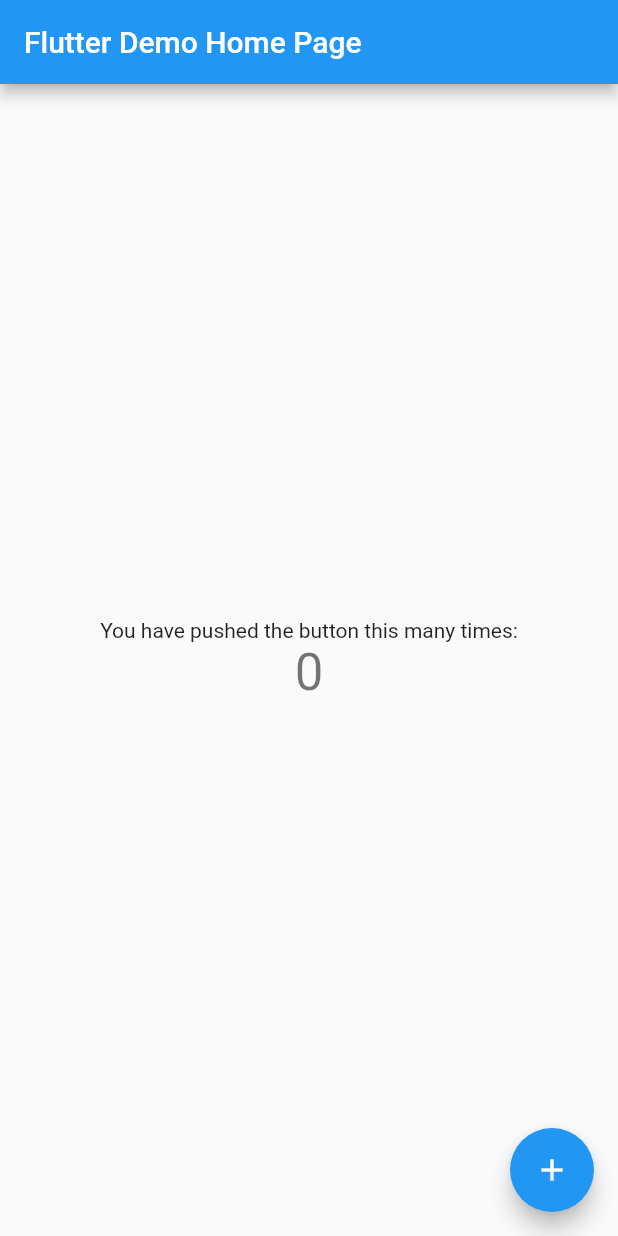
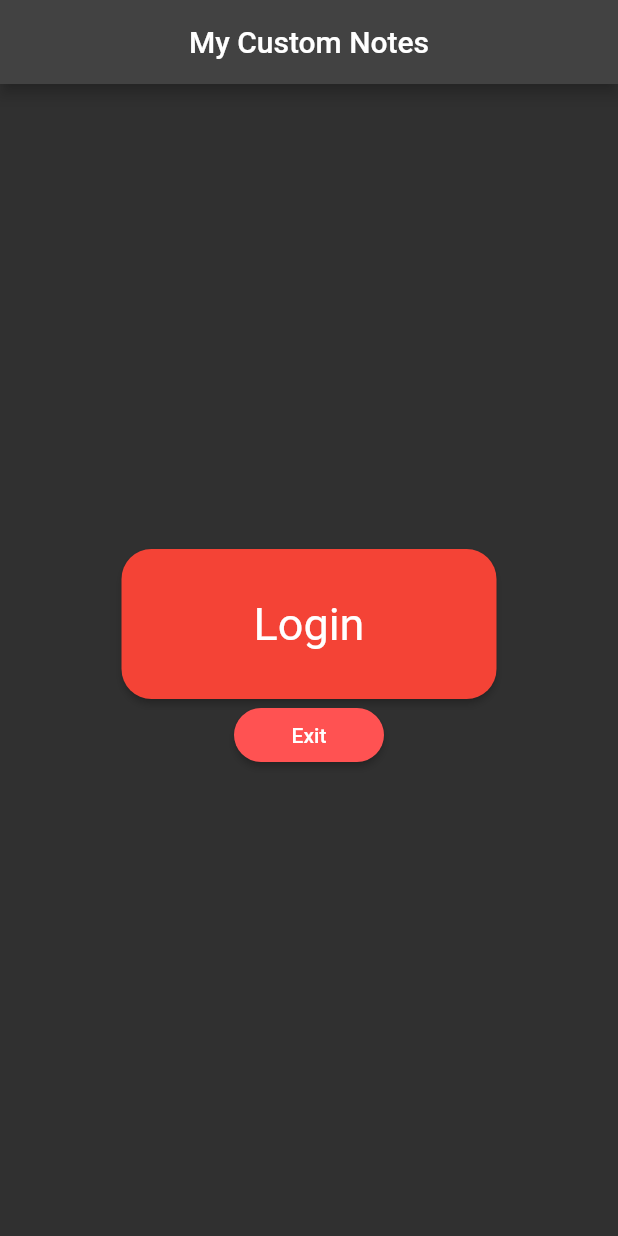
Before and after one commit to nicolas-ferrada/mycustomnotes_website, a Flutter app: the screen it shows after launch, on a phone screen of 412 x 824 dp. Run offline on Flutter 3.47's test engine with Material 2 defaults, Android fonts, the phone set to English and light mode, and no system bars.

Commit message:
ui update

```diff
--- /dev/null
+++ b/lib/UI/base_ui.dart
@@ -0,0 +1,16 @@
+import 'package:flutter/material.dart';
+import 'package:mycustomnotes/UI/pages/main_page.dart';
+
+class BaseUI extends StatelessWidget {
+  const BaseUI({super.key});
+
+  @override
+  Widget build(BuildContext context) {
+    return MaterialApp(
+      debugShowCheckedModeBanner: false,
+      title: 'My custom notes title',
+      theme: ThemeData.dark(),
+      home: const MainPage(),
+    );
+  }
+}
--- /dev/null
+++ b/lib/UI/pages/main_page.dart
@@ -0,0 +1,46 @@
+import 'package:flutter/material.dart';
+
+class MainPage extends StatelessWidget {
+  const MainPage({super.key});
+
+  @override
+  Widget build(BuildContext context) {
+    return Scaffold(
+      appBar: AppBar(
+        centerTitle: true,
+        title: const Text('My Custom Notes'),
+      ),
+      body: Center(
+        child: Column(
+          mainAxisAlignment: MainAxisAlignment.center,
+          children: [
+            ElevatedButton(
+              style: ElevatedButton.styleFrom(
+                textStyle: const TextStyle(fontSize: 30),
+                backgroundColor: Colors.red,
+                minimumSize: const Size(250, 100),
+                shape: RoundedRectangleBorder(
+                  borderRadius: BorderRadius.circular(20),
+                ),
+                padding: const EdgeInsets.all(10),
+              ),
+              onPressed: () {},
+              child: const Text('Login'),
+            ),
+            ElevatedButton(
+              style: ElevatedButton.styleFrom(
+                  backgroundColor: Colors.redAccent,
+                  minimumSize: const Size(100, 25),
+                  shape: RoundedRectangleBorder(
+                    borderRadius: BorderRadius.circular(20),
+                  ),
+                  padding: const EdgeInsets.all(10)),
+              onPressed: () {},
+              child: const Text('Exit'),
+            ),
+          ],
+        ),
+      ),
+    );
+  }
+}
--- a/lib/main.dart
+++ b/lib/main.dart
@@ -1,67 +1,6 @@
 import 'package:flutter/material.dart';
+import 'package:mycustomnotes/UI/base_ui.dart';
 
 void main() {
-  runApp(const MyApp());
+  runApp(const BaseUI());
 }
-
-class MyApp extends StatelessWidget {
-  const MyApp({super.key});
-
-  @override
-  Widget build(BuildContext context) {
-    return MaterialApp(
-      title: 'Flutter Demo test branch',
-      theme: ThemeData(
-        primarySwatch: Colors.blue,
-      ),
-      home: const MyHomePage(title: 'Flutter Demo Home Page'),
-    );
-  }
-}
-
-class MyHomePage extends StatefulWidget {
-  const MyHomePage({super.key, required this.title});
-
-  final String title;
-
-  @override
-  State<MyHomePage> createState() => _MyHomePageState();
-}
-
-class _MyHomePageState extends State<MyHomePage> {
-  int _counter = 0;
-
-  void _incrementCounter() {
-    setState(() {
-      _counter++;
-    });
-  }
-
-  @override
-  Widget build(BuildContext context) {
-    return Scaffold(
-      appBar: AppBar(
-        title: Text(widget.title),
-      ),
-      body: Center(
-        child: Column(
-          mainAxisAlignment: MainAxisAlignment.center,
-          children: <Widget>[
-            const Text(
-              'You have pushed the button this many times:',
-            ),
-            Text(
-              '$_counter',
-              style: Theme.of(context).textTheme.headline4,
-            ),
-          ],
-        ),
-      ),
-      floatingActionButton: FloatingActionButton(
-        onPressed: _incrementCounter,
-        tooltip: 'Increment',
-        child: const Icon(Icons.add),
-      ),
-    );
-  }
-}
```
Also changed, not shown: lib/UI/pages/home_page.dart (added), lib/UI/pages/login_page.dart (added), lib/UI/pages/register_page.dart (added), 1 other file.
